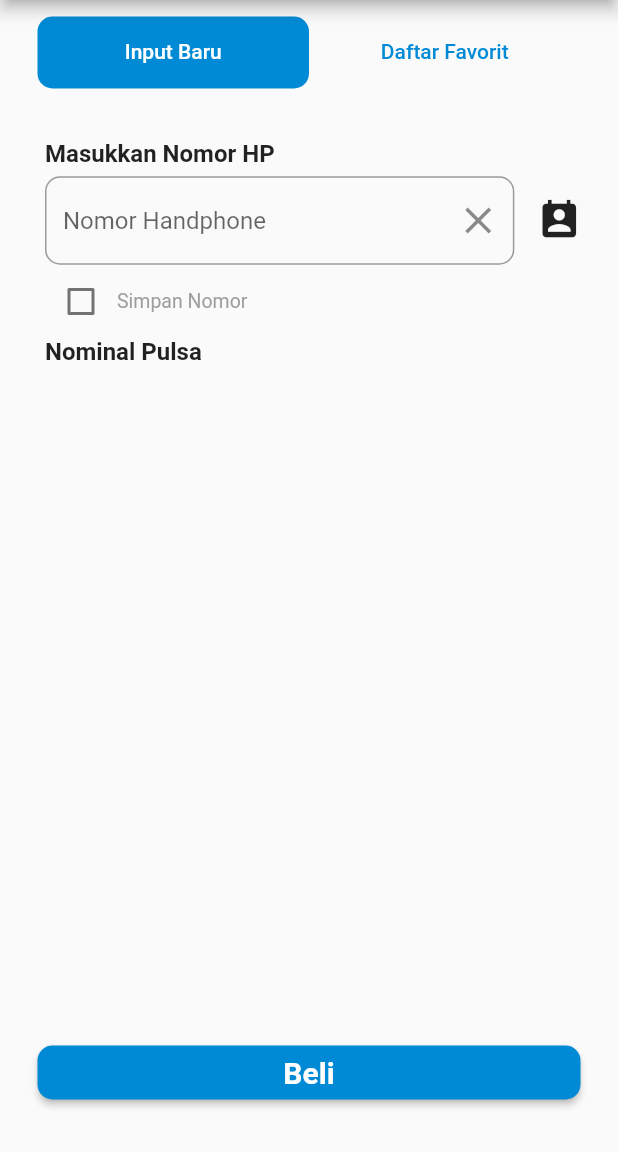
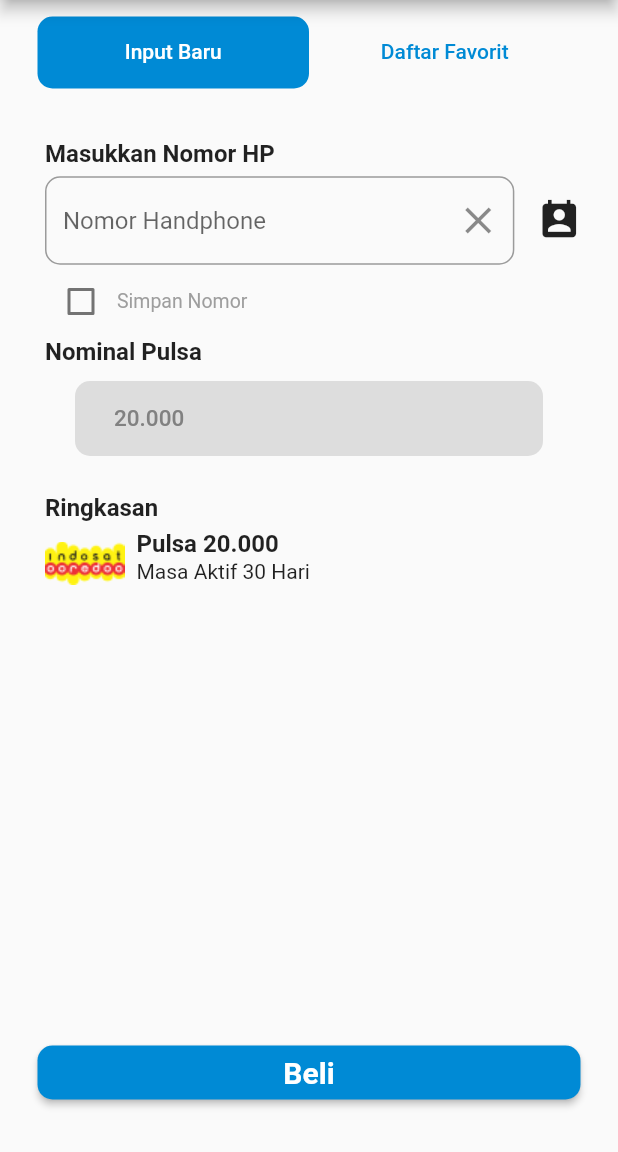
Before and after one commit to idhamramadito/robotbiru, a Flutter app: the PulsaPage screen opened by its route, on a phone screen of 412 x 824 dp, the part 84-1236 px from its top. Run offline on Flutter 3.47's test engine with Material 2 defaults, Android fonts, the phone set to English and light mode, and no system bars; our stand-ins replace buttons_tabbar, modal_bottom_sheet, pin_code_fields.

Commit message:
minor fix on pulsa screen

```diff
--- a/homepage/lib/pages/submenu/pulsa/components/input_baru.dart
+++ b/homepage/lib/pages/submenu/pulsa/components/input_baru.dart
@@ -86,73 +86,77 @@ class _InputBaruState extends State<InputBaru> {
               )
             ],
           ),
-
-          // Container(
-          //   margin: EdgeInsets.symmetric(horizontal: 20, vertical: 10),
-          //   child: ButtonTheme(
-          //     minWidth: 300,
-          //     height: 50,
-          //     child: FlatButton(
-          //         onPressed: () {Navigator.of(context).pushNamed('/nominal_pulsa');},
-          //         color: Color(0xffDDDDDD),
-          //         shape: RoundedRectangleBorder(
-          //             borderRadius: new BorderRadius.circular(10.0)),
-          //         child: Row(
-          //           mainAxisAlignment: MainAxisAlignment.spaceBetween,
-          //           children: [
-          //             Container(
-          //               margin: EdgeInsets.only(left: 10),
-          //               child: Text(
-          //                 "20.000",
-          //                 style: TextStyle(fontSize: 15, color: Color(0xff818181)),
-          //                 textAlign: TextAlign.center,
-          //               ),
-          //             ),
-          //           ),
-          //         ),
-          //       ),
-          //       Row(
-          //         children: [
-          //           Padding(
-          //             padding: const EdgeInsets.fromLTRB(0, 15, 0, 3),
-          //             child: Text(
-          //               'Ringkasan',
-          //               style: TextStyle(fontSize: 16, fontWeight: FontWeight.bold),
-          //             ),
-          //           )
-          //         ],
-          //       ),
-          //       Row(
-          //         mainAxisAlignment: MainAxisAlignment.start,
-          //         children: [
-          //           Row(
-          //             children: [
-          //               Container(
-          //                   padding: EdgeInsets.fromLTRB(0, 10, 0, 0),
-          //                   child: Image.asset("images/provider_indosat.png")),
-          //               Column(
-          //                 crossAxisAlignment: CrossAxisAlignment.start,
-          //                 children: [
-          //                   Container(
-          //                     padding: EdgeInsets.fromLTRB(8, 1, 0, 1),
-          //                     child: Text(
-          //                       "Pulsa 20.000",
-          //                       style: TextStyle(
-          //                           fontSize: 16, fontWeight: FontWeight.bold),
-          //                     ),
-          //                   ),
-          //                   Container(
-          //                     padding: EdgeInsets.fromLTRB(8, 0, 0, 0),
-          //                     child: Text(
-          //                       "Masa Aktif 30 Hari",
-          //                     ),
-          //                   ),
-          //                 ],
-          //               )
-          //             ],
-          //           )
-          //         ],
-          //       ),
+          Container(
+            margin: EdgeInsets.symmetric(horizontal: 20, vertical: 10),
+            child: ButtonTheme(
+              minWidth: 300,
+              height: 50,
+              child: FlatButton(
+                onPressed: () {
+                  Navigator.of(context).pushNamed('/nominal_pulsa');
+                },
+                color: Color(0xffDDDDDD),
+                shape: RoundedRectangleBorder(
+                    borderRadius: new BorderRadius.circular(10.0)),
+                child: Row(
+                  mainAxisAlignment: MainAxisAlignment.spaceBetween,
+                  children: [
+                    Container(
+                      margin: EdgeInsets.only(left: 10),
+                      child: Text(
+                        "20.000",
+                        style:
+                            TextStyle(fontSize: 15, color: Color(0xff818181)),
+                        textAlign: TextAlign.center,
+                      ),
+                    ),
+                  ],
+                ),
+              ),
+            ),
+          ),
+          Row(
+            children: [
+              Padding(
+                padding: const EdgeInsets.fromLTRB(0, 15, 0, 3),
+                child: Text(
+                  'Ringkasan',
+                  style: TextStyle(fontSize: 16, fontWeight: FontWeight.bold),
+                ),
+              )
+            ],
+          ),
+          Row(
+            mainAxisAlignment: MainAxisAlignment.start,
+            children: [
+              Row(
+                children: [
+                  Container(
+                      padding: EdgeInsets.fromLTRB(0, 10, 0, 0),
+                      child: Image.asset("images/provider_indosat.png")),
+                  Column(
+                    crossAxisAlignment: CrossAxisAlignment.start,
+                    children: [
+                      Container(
+                        padding: EdgeInsets.fromLTRB(8, 1, 0, 1),
+                        child: Text(
+                          "Pulsa 20.000",
+                          style: TextStyle(
+                              fontSize: 16, fontWeight: FontWeight.bold),
+                        ),
+                      ),
+                      Container(
+                        padding: EdgeInsets.fromLTRB(8, 0, 0, 0),
+                        child: Text(
+                          "Masa Aktif 30 Hari",
+                        ),
+                      ),
+                    ],
+                  )
+                ],
+              )
+            ],
+          ),
         ],
       ),
     );
```
